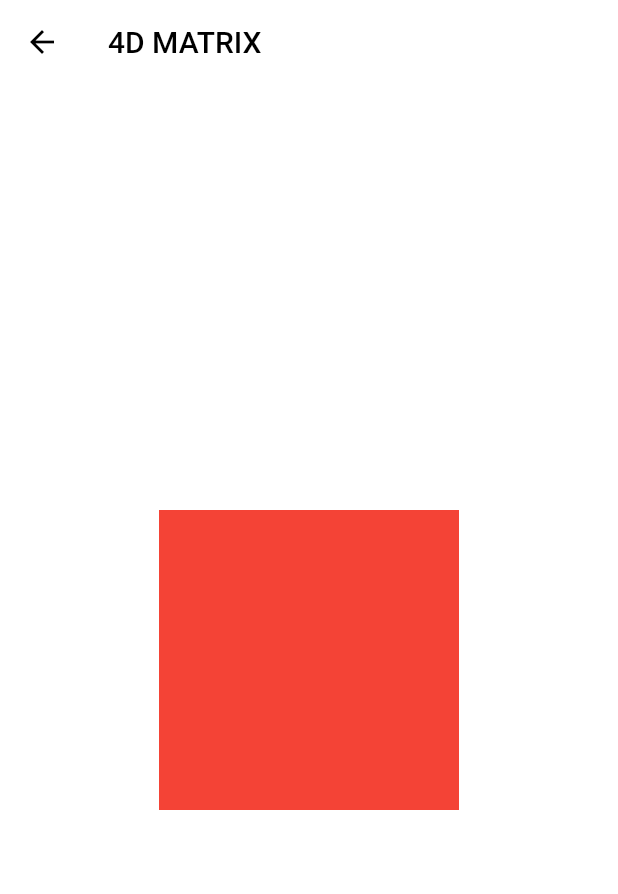
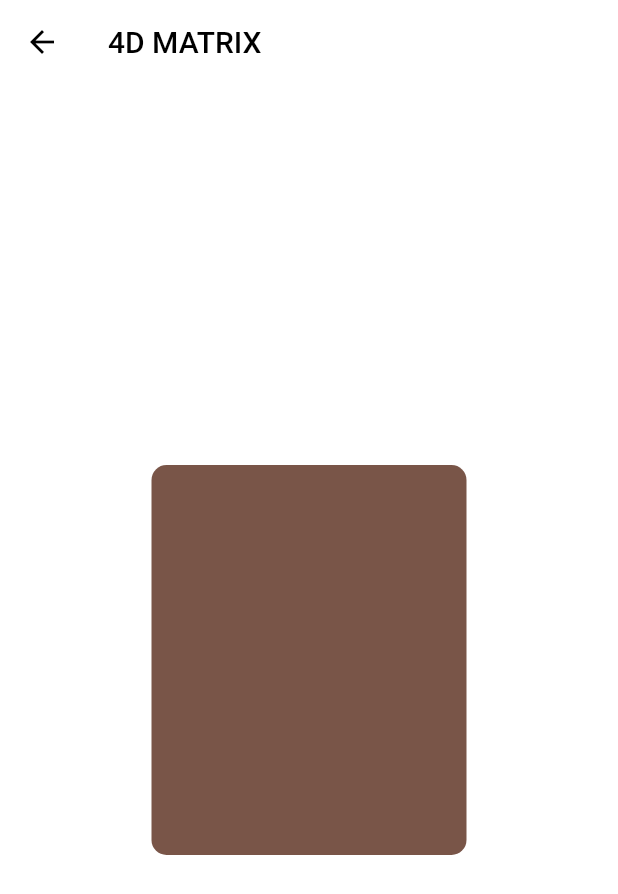
Before and after one commit to Atuoha/flutter_anime, a Flutter app: the screen it shows after launch, after a tap on "Flutter Matrix4", on a phone screen of 412 x 824 dp. Shown: the top 894 px of the screen. Run offline on Flutter 3.47's test engine with Material 2 defaults, Android fonts, the phone set to English and light mode, and no system bars.

Commit message:
4D Matrix  animation

```diff
--- a/lib/screens/flutter_matrix_four.dart
+++ b/lib/screens/flutter_matrix_four.dart
@@ -1,36 +1,53 @@
 import 'package:flutter/material.dart';
 
-class FlutterMatrixFourExample extends StatefulWidget {
-  const FlutterMatrixFourExample({ Key? key }) : super(key: key);
+class MatrixFour extends StatefulWidget {
+  const MatrixFour({super.key});
 
   @override
-  _FlutterMatrixFourExampleState createState() => _FlutterMatrixFourExampleState();
+  State<MatrixFour> createState() => MatrixFourState();
 }
 
-class _FlutterMatrixFourExampleState extends State<FlutterMatrixFourExample> {
-    double x = 0;
+class MatrixFourState extends State<MatrixFour> {
+  double x = 0;
   double y = 0;
   double z = 0;
 
+
   @override
   Widget build(BuildContext context) {
+
     return Scaffold(
-        backgroundColor: Colors.white,
+      backgroundColor: Colors.white,
       appBar: AppBar(
-        iconTheme: IconThemeData(color: Colors.black),
+        iconTheme: const IconThemeData(color: Colors.black),
         elevation: 0,
         backgroundColor: Colors.white,
-        title: Text('4D MATRIX', style: TextStyle(color: Colors.black)),
+        title: const Text('4D MATRIX', style: TextStyle(color: Colors.black)),
       ),
       body: Center(
         child: Transform(
+          alignment: FractionalOffset.center,
           transform: Matrix4(
-              1,0,0,0,
-              0,1,0,0,
-              0,0,1,0.002,
-              0,0,0,1,
-          )..rotateX(x)..rotateY(y)..rotateZ(z),
-          alignment: FractionalOffset.center,
+            1,
+            0,
+            0,
+            0,
+            0,
+            1,
+            0,
+            0,
+            0,
+            0,
+            1,
+            0.002,
+            0,
+            0,
+            0,
+            1,
+          )
+            ..rotateX(x)
+            ..rotateY(y)
+            ..rotateZ(z),
           child: GestureDetector(
             onPanUpdate: (details) {
               setState(() {
@@ -39,9 +56,12 @@ class _FlutterMatrixFourExampleState extends State<FlutterMatrixFourExample> {
               });
             },
             child: Container(
-              color: Colors.red,
-              height: 200.0,
-              width: 200.0,
+              height: 260,
+              width: 210,
+              decoration: BoxDecoration(
+                color: Colors.brown,
+                borderRadius: BorderRadius.circular(10),
+              ),
             ),
           ),
         ),
--- a/lib/screens/flutter_transform.dart
+++ b/lib/screens/flutter_transform.dart
@@ -37,7 +37,7 @@ class _FlutterTransformExampleState extends State<FlutterTransformExample> {
             ),
             child: Align(
               child: Transform(
-                transform: Matrix4.skewY(0.5),
+                transform: Matrix4.skewY(0.1),
                 child: Container(
                 width: 150,
                 height: 100,
--- a/lib/screens/home.dart
+++ b/lib/screens/home.dart
@@ -9,15 +9,13 @@ import 'flutter_curves.dart';
 import 'flutter_matrix_four.dart';
 
 class HomeScreen extends StatefulWidget {
-  const HomeScreen({ Key? key }) : super(key: key);
+  const HomeScreen({Key? key}) : super(key: key);
 
   @override
   _HomeScreenState createState() => _HomeScreenState();
 }
 
 class _HomeScreenState extends State<HomeScreen> {
-
-
   @override
   Widget build(BuildContext context) {
     return Scaffold(
@@ -25,59 +23,100 @@ class _HomeScreenState extends State<HomeScreen> {
       appBar: AppBar(
         elevation: 0,
         backgroundColor: Colors.white,
-        title: Text('Flutter App Design', style: TextStyle(color: Colors.black)),
+        title:
+            Text('Flutter App Design', style: TextStyle(color: Colors.black)),
       ),
       body: ListView(
         children: [
           ListTile(
-            leading: CustomText('👉', size: 30,),
-            title: CustomText('Implicit Animated', size: 18,),
-            onTap: (){
-              Navigator.push(context, MaterialPageRoute(builder: (_) => ImplicitAnimation()));
+            leading: CustomText(
+              '👉',
+              size: 30,
+            ),
+            title: CustomText(
+              'Implicit Animated',
+              size: 18,
+            ),
+            onTap: () {
+              Navigator.push(context,
+                  MaterialPageRoute(builder: (_) => ImplicitAnimation()));
             },
           ),
           Divider(),
           ListTile(
-            leading: CustomText('👉', size: 30,),
-            title: CustomText('Flutter transform', size: 18,),
-            onTap: (){
-              Navigator.push(context, MaterialPageRoute(builder: (_) => FlutterTransformExample()));
+            leading: CustomText(
+              '👉',
+              size: 30,
+            ),
+            title: CustomText(
+              'Flutter transform',
+              size: 18,
+            ),
+            onTap: () {
+              Navigator.push(context,
+                  MaterialPageRoute(builder: (_) => FlutterTransformExample()));
             },
           ),
           Divider(),
           ListTile(
-            leading: CustomText('👉', size: 30,),
-            title: CustomText('Flutter Matrix4', size: 18,),
-            onTap: (){
-              Navigator.push(context, MaterialPageRoute(builder: (_) => FlutterMatrixFourExample()));
+            leading: CustomText(
+              '👉',
+              size: 30,
+            ),
+            title: CustomText(
+              'Flutter Matrix4',
+              size: 18,
+            ),
+            onTap: () {
+              Navigator.push(
+                  context, MaterialPageRoute(builder: (_) => MatrixFour()));
             },
           ),
           Divider(),
           ListTile(
-            leading: CustomText('👉', size: 30,),
-            title: CustomText('Flutter Animation curves', size: 18,),
-            onTap: (){
-              Navigator.push(context, MaterialPageRoute(builder: (_) => FlutterCurvesExample()));
+            leading: CustomText(
+              '👉',
+              size: 30,
+            ),
+            title: CustomText(
+              'Flutter Animation curves',
+              size: 18,
+            ),
+            onTap: () {
+              Navigator.push(context,
+                  MaterialPageRoute(builder: (_) => FlutterCurvesExample()));
             },
           ),
           Divider(),
           ListTile(
-            leading: CustomText('👉', size: 30,),
-            title: CustomText('Flutter Tween Animations', size: 18,),
-            onTap: (){
-              Navigator.push(context, MaterialPageRoute(builder: (_) => TweenAnimationExample()));
+            leading: CustomText(
+              '👉',
+              size: 30,
+            ),
+            title: CustomText(
+              'Flutter Tween Animations',
+              size: 18,
+            ),
+            onTap: () {
+              Navigator.push(context,
+                  MaterialPageRoute(builder: (_) => TweenAnimationExample()));
             },
           ),
           Divider(),
           ListTile(
-            leading: CustomText('👉', size: 30,),
-            title: CustomText('Explicit Animations', size: 18,),
-            onTap: (){
-              Navigator.push(context, MaterialPageRoute(builder: (_) => BouncingBallDemo()));
+            leading: CustomText(
+              '👉',
+              size: 30,
+            ),
+            title: CustomText(
+              'Explicit Animations',
+              size: 18,
+            ),
+            onTap: () {
+              Navigator.push(context,
+                  MaterialPageRoute(builder: (_) => BouncingBallDemo()));
             },
           ),
-
-
         ],
       ),
     );
```
Lines whose indentation alone changed are shown as unchanged.
